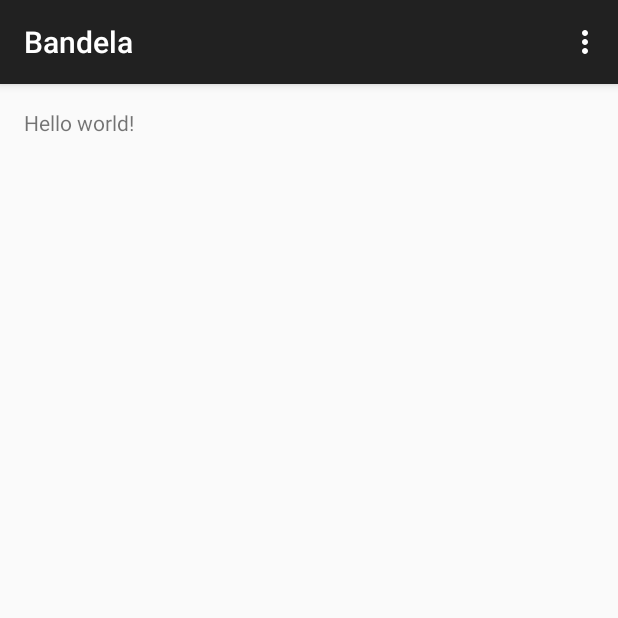
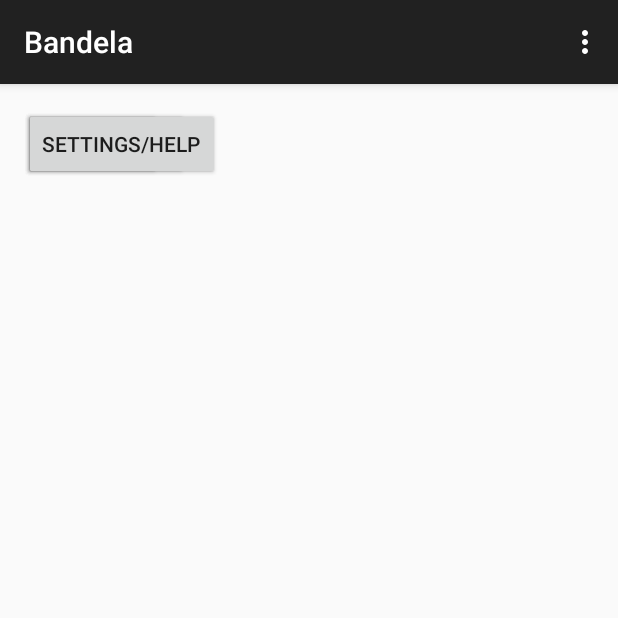
Before and after one commit to damouse/Bandela, an Android app: the screen it shows after launch (MainActivity), on a phone screen of 412 x 824 dp, the top half of it. Run offline under Robolectric (Android 15) with nearby library versions, the phone set to English and light mode, and no system bars.

Commit message:
Created 4 buttons - Luke

```diff
--- a/app/src/main/res/layout/activity_main.xml
+++ b/app/src/main/res/layout/activity_main.xml
@@ -5,7 +5,24 @@
     android:paddingTop="@dimen/activity_vertical_margin"
     android:paddingBottom="@dimen/activity_vertical_margin" tools:context=".MainActivity">
 
-    <TextView android:text="@string/hello_world" android:layout_width="wrap_content"
-        android:layout_height="wrap_content" />
+    <Button
+        android:layout_width="wrap_content"
+        android:layout_height="wrap_content"
+        android:text="where am I?" />
+
+    <Button
+        android:layout_width="wrap_content"
+        android:layout_height="wrap_content"
+        android:text="view map" />
+
+    <Button
+        android:layout_width="wrap_content"
+        android:layout_height="wrap_content"
+        android:text="setup gimbals" />
+
+    <Button
+        android:layout_width="wrap_content"
+        android:layout_height="wrap_content"
+        android:text="settings/help" />
 
 </RelativeLayout>
```
